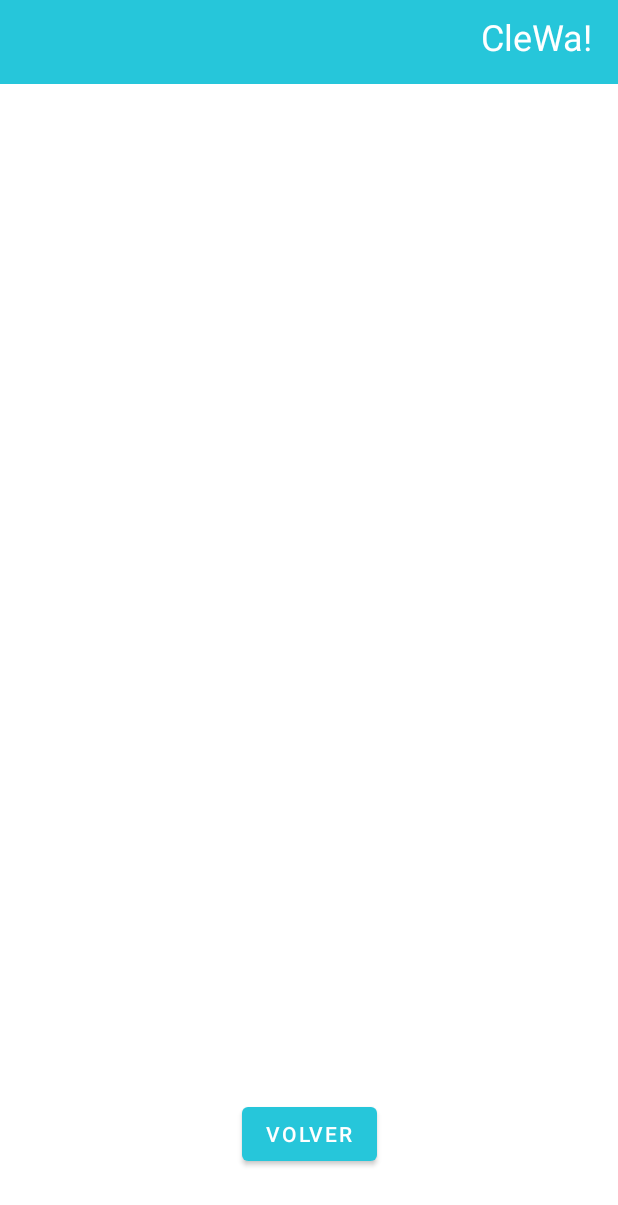
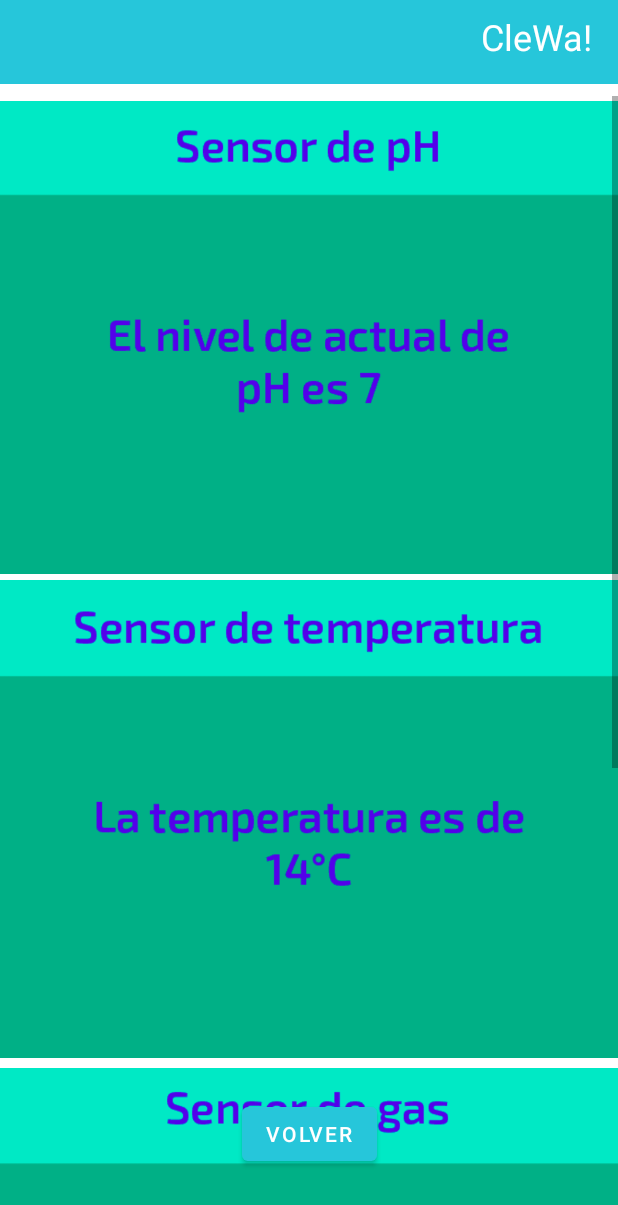
Before and after one commit to Daniel-Porras/app_agua, an Android app: the Boton5 screen opened directly, with no data from a screen before it, on a phone screen of 412 x 824 dp. Shown: the top 1205 px of the screen. Run offline under Robolectric (Android 15) with nearby library versions, the phone set to English and light mode, and no system bars; Roboto replaces fonts that are not available here.

Commit message:
Boton 5 funcional

```diff
--- a/app/src/main/res/layout/activity_boton5.xml
+++ b/app/src/main/res/layout/activity_boton5.xml
@@ -4,7 +4,19 @@
     xmlns:tools="http://schemas.android.com/tools"
     android:layout_width="match_parent"
     android:layout_height="match_parent"
+    android:backgroundTint="#3F51B5"
+    android:backgroundTintMode="src_atop"
     tools:context=".Boton5">
+
+    <androidx.appcompat.widget.Toolbar
+        android:id="@+id/toolbar5"
+        android:layout_width="match_parent"
+        android:layout_height="wrap_content"
+        android:background="?attr/colorPrimary"
+        android:minHeight="?attr/actionBarSize"
+        android:theme="?attr/actionBarTheme"
+        app:layout_constraintTop_toTopOf="parent"
+        tools:layout_editor_absoluteX="0dp" />
 
     <Button
         android:id="@+id/button13"
@@ -18,16 +30,6 @@
         app:layout_constraintStart_toStartOf="parent"
         app:layout_constraintTop_toBottomOf="@+id/toolbar3"
         app:layout_constraintVertical_bias="0.928" />
-
-    <androidx.appcompat.widget.Toolbar
-        android:id="@+id/toolbar5"
-        android:layout_width="match_parent"
-        android:layout_height="wrap_content"
-        android:background="?attr/colorPrimary"
-        android:minHeight="?attr/actionBarSize"
-        android:theme="?attr/actionBarTheme"
-        app:layout_constraintTop_toTopOf="parent"
-        tools:layout_editor_absoluteX="0dp" />
 
     <TextView
         android:id="@+id/textView11"
@@ -44,4 +46,43 @@
         app:layout_constraintStart_toStartOf="parent"
         app:layout_constraintTop_toTopOf="parent"
         app:layout_constraintVertical_bias="0.578" />
+
+    <ScrollView
+        android:layout_width="match_parent"
+        android:layout_height="match_parent"
+        android:layout_marginTop="64dp"
+        app:layout_constraintTop_toBottomOf="@+id/toolbar5"
+        tools:layout_editor_absoluteX="16dp">
+
+        <LinearLayout
+            android:layout_width="match_parent"
+            android:layout_height="wrap_content"
+            android:orientation="vertical" >
+
+            <ImageView
+                android:id="@+id/imageView13"
+                android:layout_width="match_parent"
+                android:layout_height="322dp"
+                app:srcCompat="@drawable/sensph" />
+
+            <ImageView
+                android:id="@+id/imageView14"
+                android:layout_width="match_parent"
+                android:layout_height="320dp"
+                app:srcCompat="@drawable/senstemp" />
+
+            <ImageView
+                android:id="@+id/imageView12"
+                android:layout_width="match_parent"
+                android:layout_height="329dp"
+                app:srcCompat="@drawable/sensgas" />
+
+            <ImageView
+                android:id="@+id/imageView11"
+                android:layout_width="match_parent"
+                android:layout_height="318dp"
+                app:srcCompat="@drawable/caudalimetro" />
+        </LinearLayout>
+    </ScrollView>
+
 </androidx.constraintlayout.widget.ConstraintLayout>
--- a/app/src/main/res/values/strings.xml
+++ b/app/src/main/res/values/strings.xml
@@ -26,6 +26,8 @@
     <string name="boton3.2">Imagen3</string>
     <string name="boton3.3">Imagen4</string>
     <string name="proceso">Empezar proceso de electrocoagulación:</string>
+    <string name="sensorgas">           Sensor de gas</string>
+    <string name="sgas">No se detecta gas</string>
 
 
 
```
Also changed, not shown: app/src/main/res/drawable/caudalimetro.png (added), app/src/main/res/drawable/joly.png (added), app/src/main/res/drawable/sensgas.png (added), app/src/main/res/drawable/sensph.png (added), app/src/main/res/drawable/senstemp.png (added).
